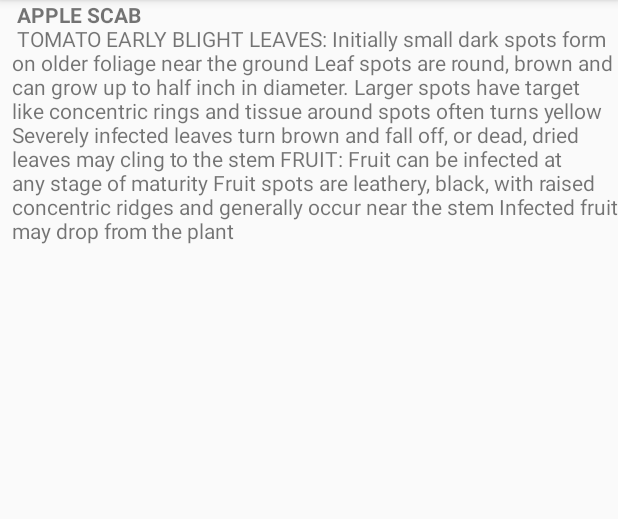
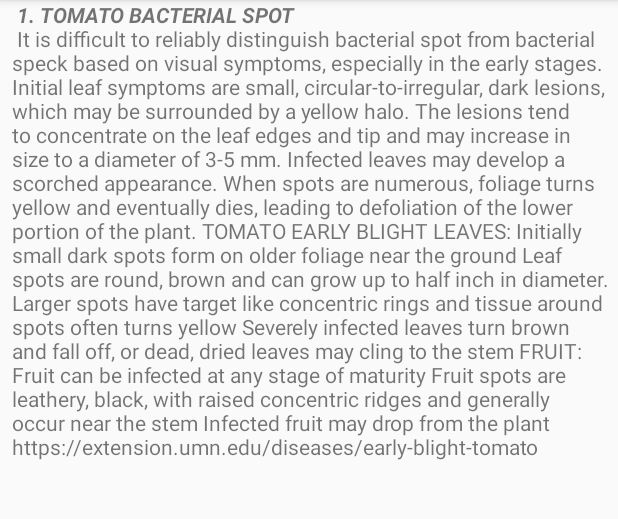
Before and after one commit to PCIHD/Dr_Prithvi, an Android app: the tomato screen opened directly, with no data from a screen before it, on a phone screen of 412 x 824 dp, the part 84-603 px from its top. Run offline under Robolectric (Android 15) with nearby library versions, the phone set to English and light mode, and no system bars.

Commit message:
after tomato6

```diff
--- a/app/src/main/res/values/strings.xml
+++ b/app/src/main/res/values/strings.xml
@@ -3,8 +3,13 @@
     <string name="tab_text_1">Tab 1</string>
     <string name="tab_text_2">Tab 2</string>
     <string name="tab_text_3">Tab 3</string>
-    <string name="Tomato"> <b>APPLE SCAB</b>
-\n TOMATO EARLY BLIGHT
+    <string name="Tomato"> <b><i>1. TOMATO BACTERIAL SPOT</i></b>
+\n It is difficult to reliably distinguish bacterial spot from bacterial speck based on visual symptoms, especially in the early stages.
+Initial leaf symptoms are small, circular-to-irregular, dark lesions, which may be surrounded by a yellow halo.
+The lesions tend to concentrate on the leaf edges and tip and may increase in size to a diameter of 3-5 mm. Infected leaves may develop a scorched appearance.
+When spots are numerous, foliage turns yellow and eventually dies, leading to defoliation of the lower portion of the plant.
+
+TOMATO EARLY BLIGHT
 LEAVES:
 Initially small dark spots form on older foliage near the ground
 Leaf spots are round, brown and can grow up to half inch in diameter.
@@ -14,6 +19,8 @@ FRUIT:
 Fruit can be infected at any stage of maturity
 Fruit spots are leathery, black, with raised concentric ridges and generally occur near the stem
 Infected fruit may drop from the plant
+https://extension.umn.edu/diseases/early-blight-tomato
+
 </string>
 
     <string name="Apple"> APPLE SCAB
```
